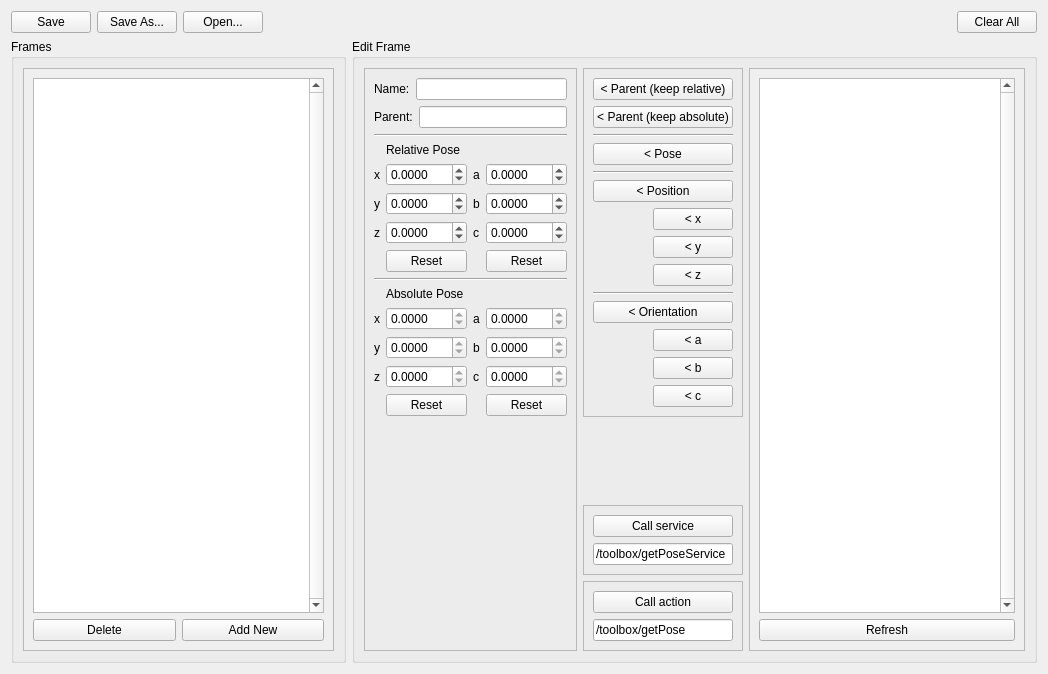
Old version of the form frame_editor/src/frame_editor/FrameEditorGUI.ui in the repository ipa320/rqt_frame_editor_plugin.
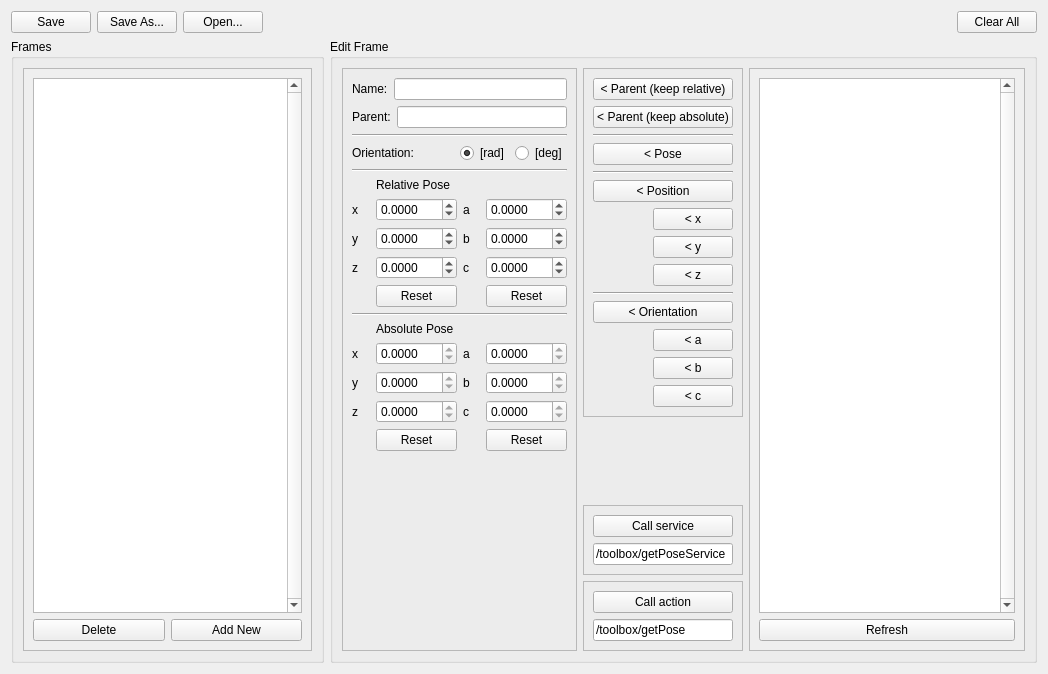
New version of the form. Icons and pictures are not drawn.

Commit message: frame editor: rad and deg

Diff of the .ui file:
```diff
--- a/frame_editor/src/frame_editor/FrameEditorGUI.ui
+++ b/frame_editor/src/frame_editor/FrameEditorGUI.ui
@@ -97,7 +97,7 @@
             <rect>
              <x>0</x>
              <y>0</y>
-             <width>241</width>
+             <width>223</width>
              <height>581</height>
             </rect>
            </property>
@@ -202,6 +202,54 @@
              </property>
             </widget>
            </item>
+           <item>
+            <layout class="QHBoxLayout" name="horizontalLayout_4">
+             <item>
+              <widget class="QLabel" name="label_17">
+               <property name="text">
+                <string>Orientation:</string>
+               </property>
+              </widget>
+             </item>
+             <item>
+              <spacer name="horizontalSpacer_4">
+               <property name="orientation">
+                <enum>Qt::Horizontal</enum>
+               </property>
+               <property name="sizeHint" stdset="0">
+                <size>
+                 <width>40</width>
+                 <height>20</height>
+                </size>
+               </property>
+              </spacer>
+             </item>
+             <item>
+              <widget class="QRadioButton" name="btn_rad">
+               <property name="text">
+                <string>[rad]</string>
+               </property>
+               <property name="checked">
+                <bool>true</bool>
+               </property>
+              </widget>
+             </item>
+             <item>
+              <widget class="QRadioButton" name="btn_deg">
+               <property name="text">
+                <string>[deg]</string>
+               </property>
+              </widget>
+             </item>
+            </layout>
+           </item>
+           <item>
+            <widget class="Line" name="line_6">
+             <property name="orientation">
+              <enum>Qt::Horizontal</enum>
+             </property>
+            </widget>
+           </item>
            <item>
             <layout class="QGridLayout" name="gridLayout">
              <item row="4" column="3">
```
Left out of the diff: 2 changed lines with no effect on the pictures. The commit also changes 1 other file.
